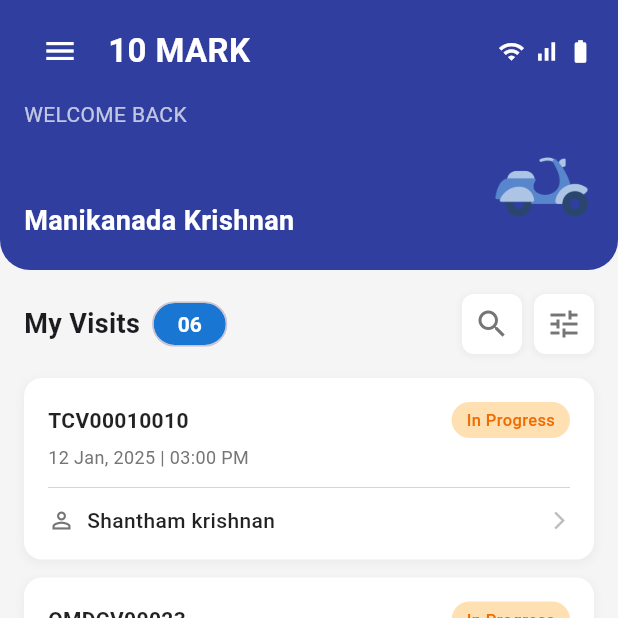
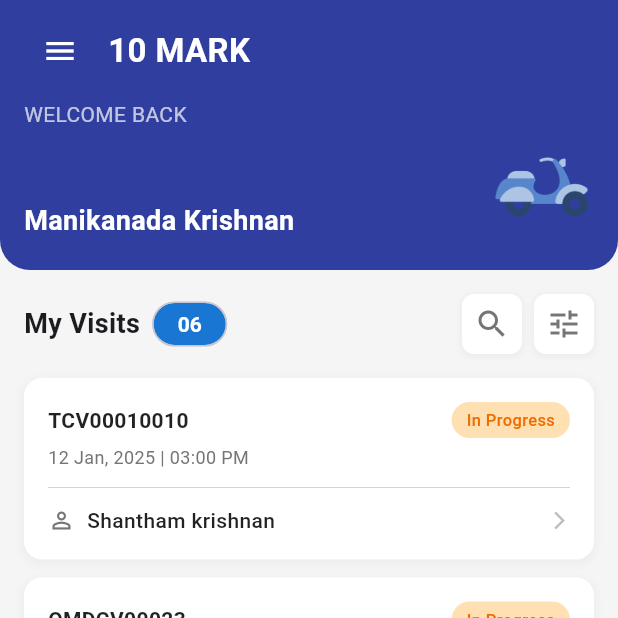
Before and after one commit to Kushwaha2021/user_visit, a Flutter app: the screen it shows after launch, on a phone screen of 412 x 824 dp, the top half of it. Run offline on Flutter 3.47's test engine with Material 3 defaults, Android fonts, the phone set to English and light mode, and no system bars.

Commit message:
minor changes

```diff
--- a/lib/screens/visits_screen.dart
+++ b/lib/screens/visits_screen.dart
@@ -57,16 +57,7 @@ class VisitsScreen extends StatelessWidget {
                   const Text(
                     '10 MARK',
                     style: TextStyle(color: Colors.white, fontSize: 22,fontWeight: FontWeight.bold),
-                  ),                  const Spacer(),
-                  const Row(
-                    children: [
-                      Icon(Icons.wifi, color: Colors.white, size: 18),
-                      SizedBox(width: 5),
-                      Icon(Icons.signal_cellular_alt, color: Colors.white, size: 18),
-                      SizedBox(width: 5),
-                      Icon(Icons.battery_full, color: Colors.white, size: 18),
-                    ],
-                  )
+                  ),
                 ],
               ),
               const Spacer(),
```
